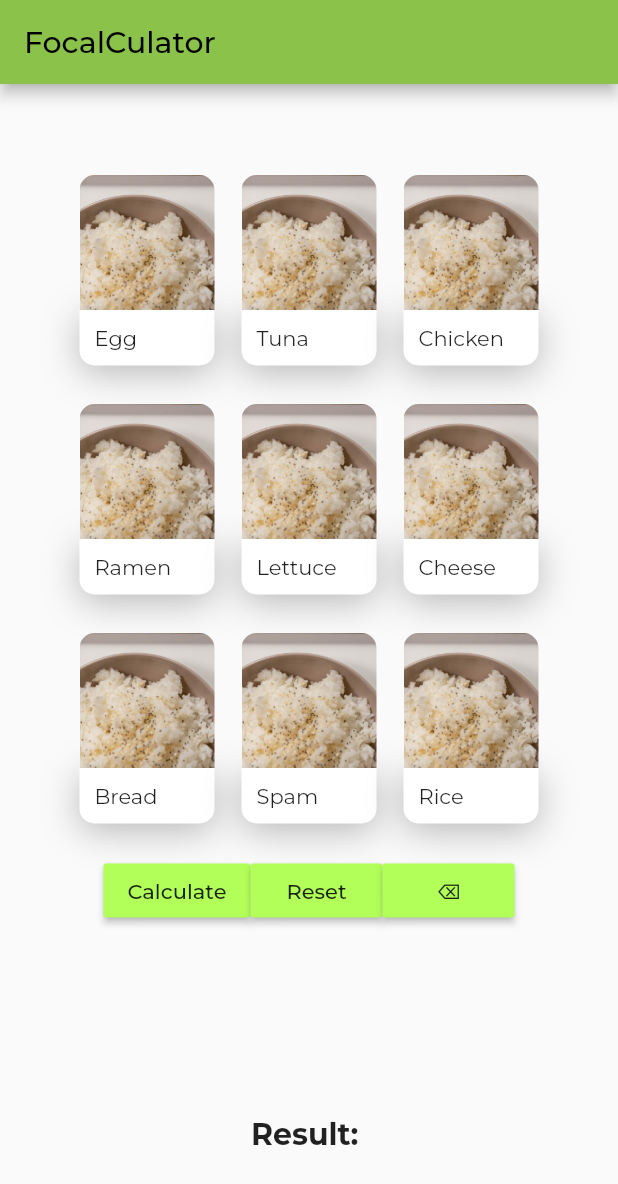
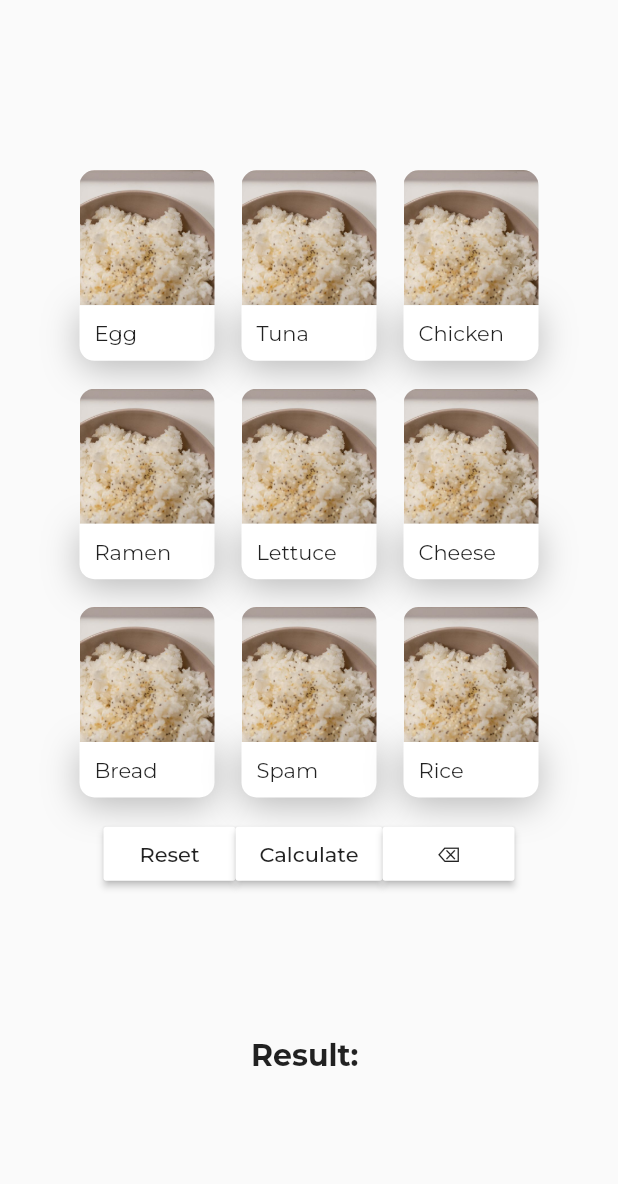
Before and after one commit to louisuy/foodsmash, a Flutter app: the screen it shows after launch, on a phone screen of 412 x 824 dp. Shown: the top 1184 px of the screen. Run offline on Flutter 3.47's test engine with Material 2 defaults, Android fonts, the light colour scheme and no system bars; drawn by our look-alikes of touchable_opacity; our stand-ins replace flutter_neumorphic, google_fonts.

Commit message:
🤍 White UI updated.

```diff
--- a/lib/home_page.dart
+++ b/lib/home_page.dart
@@ -1,5 +1,6 @@
 import 'package:flutter/material.dart';
-import 'package:flutter_neumorphic/flutter_neumorphic.dart';
+// import 'package:flutter_neumorphic/flutter_neumorphic.dart';
+import 'package:touchable_opacity/touchable_opacity.dart';
 
 class HomePage extends StatefulWidget {
   const HomePage({Key? key}) : super(key: key);
@@ -52,9 +53,16 @@ class HomePageState extends State<HomePage> {
 
   void backspace() {
     setState(() {
+      if (n2 != "") {
         n2 = "";
         result = "";
         eqn = n1;
+      } else {
+        n2 = "";
+        n1 = "";
+        result = "";
+        eqn = n1;
+      }
     });
   }
 
@@ -87,23 +95,23 @@ class HomePageState extends State<HomePage> {
   }
 
   Widget foodItemBuild(String buttonText, String imageURL) {
-    /*return MaterialButton(
-      height: 85,
-      child: Text(buttonText),
-      onPressed: () => append(buttonText),
-      color: buttonColor,
-    );*/
-    return Container(
+    return TouchableOpacity(
+        activeOpacity: 0.4,
+        child: Container(
           margin: const EdgeInsets.only(bottom: 0),
-        padding: EdgeInsets.all(5),
+          padding: const EdgeInsets.all(5),
           width: 100,
           child: Column(
             children: [
               ClipRRect(
                   borderRadius: const BorderRadius.only(
-                  topLeft: Radius.circular(10), topRight: Radius.circular(10)),
-              child: Image.asset(imageURL),
-            ),
+                      topLeft: Radius.circular(10),
+                      topRight: Radius.circular(10)),
+                  child: Image.asset(
+                    imageURL,
+                    // color: Color.fromRGBO(255, 255, 255, opacity),
+                    // colorBlendMode: BlendMode.modulate
+                  )),
               Container(
                 padding: const EdgeInsets.all(10.0),
                 decoration: const BoxDecoration(
@@ -122,7 +130,61 @@ class HomePageState extends State<HomePage> {
                 ),
               )
             ],
-        ));
+          ),
+        ),
+        onTap: () {
+          append(buttonText);
+          // opacity = 0.5;
+        });
+    // double opacity = 1;
+    /*return MaterialButton(
+      height: 85,
+      child: Text(buttonText),
+      onPressed: () => append(buttonText),
+      color: buttonColor,
+    );*/
+    /*return GestureDetector(
+      // splashColor: Colors.blue,
+      // borderRadius: BorderRadius.circular(10.0),
+      child: Container(
+          margin: const EdgeInsets.only(bottom: 0),
+          padding: const EdgeInsets.all(5),
+          width: 100,
+          child: Column(
+            children: [
+              ClipRRect(
+                  borderRadius: const BorderRadius.only(
+                      topLeft: Radius.circular(10),
+                      topRight: Radius.circular(10)),
+                  child: Image.asset(
+                    imageURL,
+                    // color: Color.fromRGBO(255, 255, 255, opacity),
+                    // colorBlendMode: BlendMode.modulate
+                  )),
+              Container(
+                padding: const EdgeInsets.all(10.0),
+                decoration: const BoxDecoration(
+                    borderRadius: BorderRadius.only(
+                        bottomLeft: Radius.circular(10),
+                        bottomRight: Radius.circular(10)),
+                    color: Colors.white,
+                    boxShadow: [
+                      BoxShadow(
+                          offset: Offset(0, 5),
+                          blurRadius: 20,
+                          color: Color(0x44000000))
+                    ]),
+                child: Row(
+                  children: [Text(buttonText)],
+                ),
+              )
+            ],
+          )),
+      onTap: () {
+        append(buttonText);
+        // opacity = 0.5;
+      },
+    );*/
     /*return NeumorphicButton(
       margin: EdgeInsets.only(top: 12),
       onPressed: () => append(buttonText),
@@ -139,9 +201,14 @@ class HomePageState extends State<HomePage> {
   @override
   Widget build(BuildContext context) {
     return Scaffold(
-      appBar: AppBar(title: const Text("FocalCulator")),
+      // appBar: AppBar(title: const Text("FocalCulator")),
       body: Container(
-          padding: const EdgeInsets.all(40.0),
+          padding: const EdgeInsets.only(
+            top: 100,
+            left: 40,
+            bottom: 100,
+            right: 40,
+          ),
           child: Column(
             mainAxisAlignment: MainAxisAlignment.spaceEvenly,
             children: <Widget>[
@@ -173,19 +240,19 @@ class HomePageState extends State<HomePage> {
                 mainAxisAlignment: MainAxisAlignment.center,
                 children: [
                   MaterialButton(
+                    child: const Text("Reset"),
+                    onPressed: reset,
+                    color: Colors.white,
+                  ),
+                  MaterialButton(
                     child: const Text("Calculate"),
                     onPressed: calculate,
-                    color: Colors.lightGreenAccent,
-                  ),
-                  MaterialButton(
-                    child: const Text("Reset"),
-                    onPressed: reset,
-                    color: Colors.lightGreenAccent,
+                    color: Colors.white,
                   ),
                   MaterialButton(
                     child: const Text("⌫"),
                     onPressed: backspace,
-                    color: Colors.lightGreenAccent,
+                    color: Colors.white,
                   )
                 ],
               ),
--- a/lib/main.dart
+++ b/lib/main.dart
@@ -13,7 +13,7 @@ class MyApp extends StatelessWidget {
     return MaterialApp(
       title: "FocalCulator",
       theme: ThemeData(
-        primarySwatch: Colors.lightGreen,
+        primarySwatch: Colors.blueGrey,
         textTheme: GoogleFonts.montserratTextTheme(),
       ),
       // theme: NeumorphicThemeData(
--- a/pubspec.yaml
+++ b/pubspec.yaml
@@ -36,6 +36,7 @@ dependencies:
   cupertino_icons: ^1.0.2
   flutter_neumorphic: ^3.2.0
   google_fonts: ^2.1.1
+  touchable_opacity: 1.2.0
 
 dev_dependencies:
   flutter_test:
```
Also changed, not shown: pubspec.lock. Lines whose indentation alone changed are shown as unchanged.
